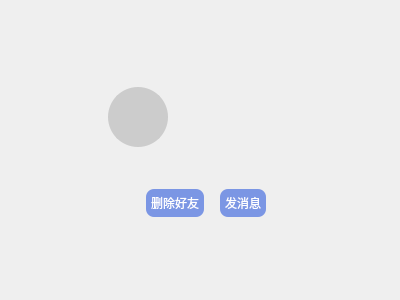
Old version of the form AllChatClient/View/UserDetailView.ui in the repository siju-m/AllChat.
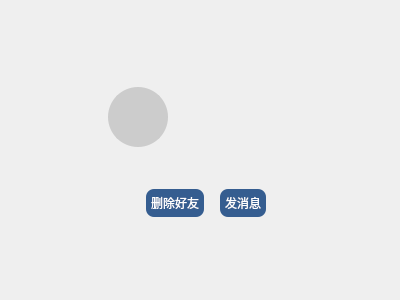
New version of the form. Custom widgets are drawn as their Qt base class.

Patch:
```diff
--- a/AllChatClient/View/UserDetailView.ui
+++ b/AllChatClient/View/UserDetailView.ui
@@ -18,7 +18,7 @@
 QPushButton{
 	font: 10pt &quot;微软雅黑&quot;;
     color: white;
-    background-color: rgb(123, 150, 228);
+    background-color: rgb(53, 93, 144);
 	color: rgb(255, 255, 255);
     border-radius: 8px;
     border-style: none;
```
Left out of the diff: 4 changed lines with no effect on the pictures.
